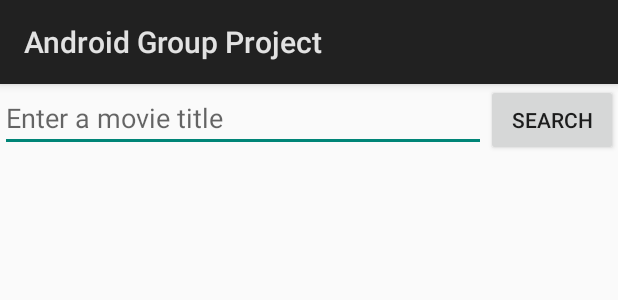
After one commit to mpelu/AndroidGroupProject, an Android app: the layout activity_movies.xml on its own in the app's theme, with its tools: preview values and no code run, on a phone screen of 412 x 824 dp. The commit adds this screen. Shown: the top 300 px of the screen. Run offline under Robolectric (Android 15) with nearby library versions, the phone set to English and light mode, and no system bars.

```diff
--- a/app/src/main/AndroidManifest.xml
+++ b/app/src/main/AndroidManifest.xml
@@ -1,6 +1,8 @@
 <?xml version="1.0" encoding="utf-8"?>
 <manifest xmlns:android="http://schemas.android.com/apk/res/android"
     package="com.example.mpelu.androidgroupproject">
+
+    <uses-permission android:name="android.permission.INTERNET"></uses-permission>
 
     <application
         android:allowBackup="true"
@@ -16,6 +18,7 @@
                 <category android:name="android.intent.category.LAUNCHER" />
             </intent-filter>
         </activity>
+        <activity android:name=".Movies"></activity>
     </application>
 
 </manifest>
--- /dev/null
+++ b/app/src/main/res/layout/activity_movies.xml
@@ -0,0 +1,34 @@
+<?xml version="1.0" encoding="utf-8"?>
+<RelativeLayout xmlns:android="http://schemas.android.com/apk/res/android"
+    xmlns:app="http://schemas.android.com/apk/res-auto"
+    xmlns:tools="http://schemas.android.com/tools"
+    android:layout_width="match_parent"
+    android:layout_height="match_parent"
+    tools:context=".Movies">
+
+    <Button
+        android:id="@+id/movieButton"
+        android:layout_width="wrap_content"
+        android:layout_height="wrap_content"
+        android:layout_alignParentTop="true"
+        android:layout_alignParentEnd="true"
+        android:text="@string/movieSearch"
+        />
+
+    <EditText
+        android:id="@+id/movieEdit"
+        android:layout_width="match_parent"
+        android:layout_height="wrap_content"
+        android:layout_toLeftOf="@id/movieButton"
+        android:hint="@string/movieHint"
+        />
+
+    <ListView
+        android:id="@+id/movieList"
+        android:layout_width="match_parent"
+        android:layout_height="wrap_content"
+        android:layout_below="@id/movieEdit"
+        />
+
+
+</RelativeLayout>
--- a/app/src/main/res/values/strings.xml
+++ b/app/src/main/res/values/strings.xml
@@ -1,3 +1,6 @@
 <resources>
     <string name="app_name">Android Group Project</string>
+    <string name="movieHint">Enter a movie title</string>
+    <string name="movieSearch">Search</string>
+
 </resources>
```
Also changed, not shown: app/src/main/java/com/example/mpelu/androidgroupproject/Movies.java (added, +125 -0 lines).
